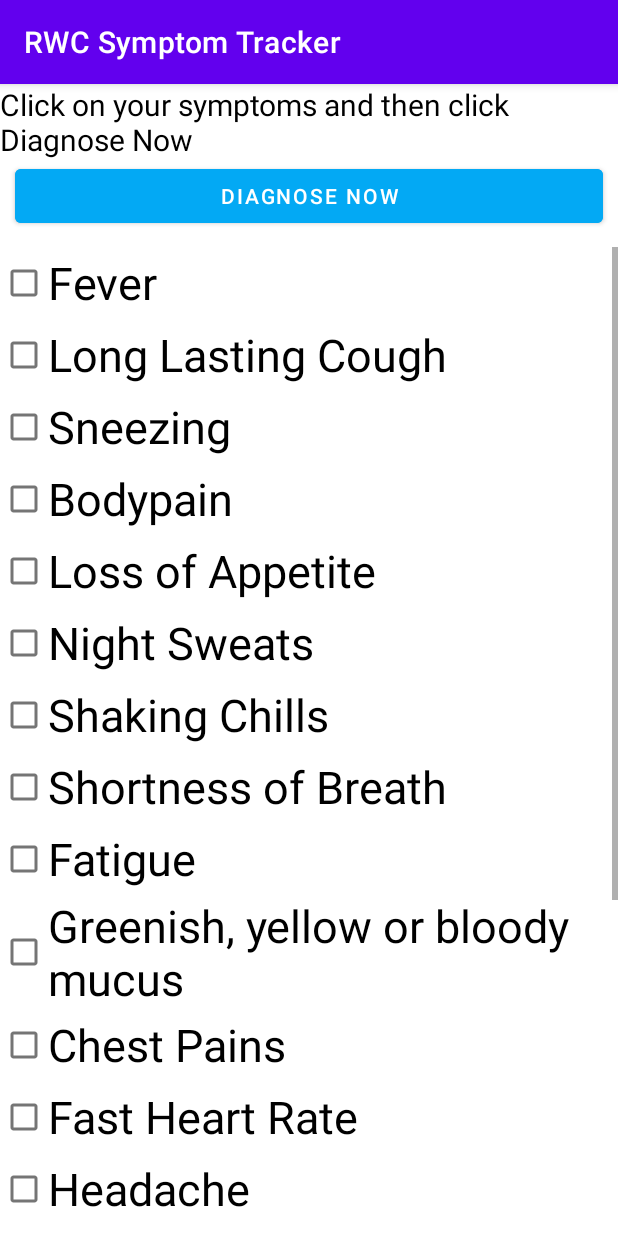
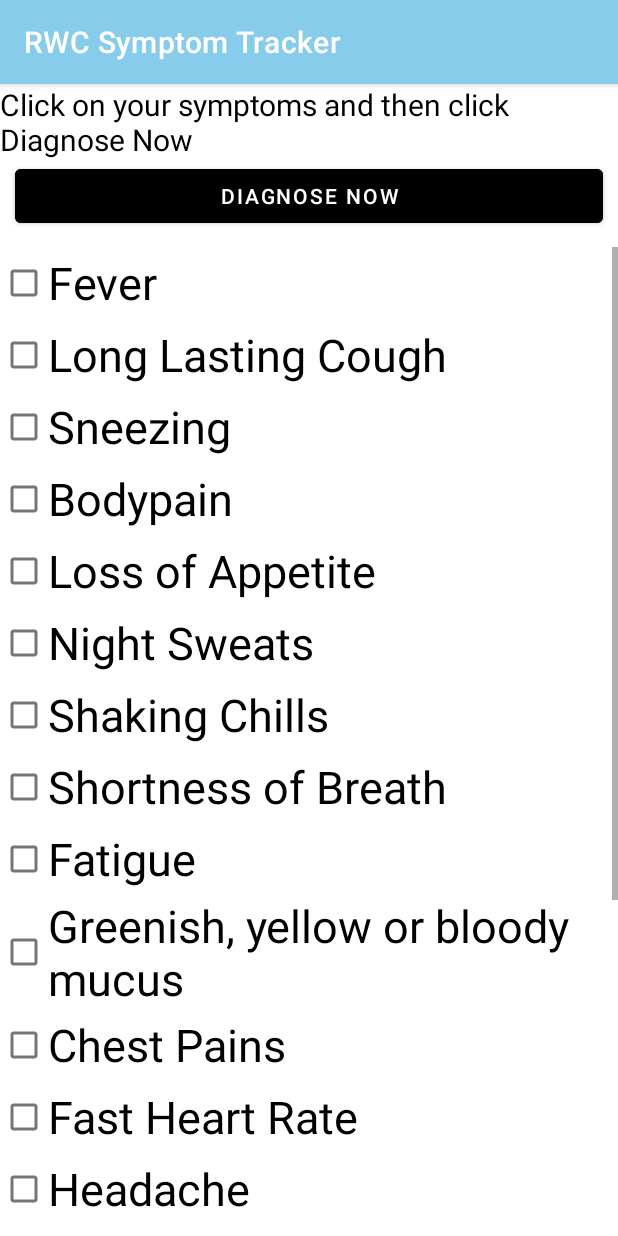
Before and after one commit to mrinkaul/healthcareapp, an Android app: the SymptomsActivity screen opened directly, with no data from a screen before it, on a phone screen of 412 x 824 dp. Run offline under Robolectric (Android 15) with nearby library versions, the phone set to English and light mode, and no system bars.

Commit message:
fixed colors in colors.xml file hi oh em gee

```diff
--- a/app/src/main/res/layout/activity_main.xml
+++ b/app/src/main/res/layout/activity_main.xml
@@ -18,7 +18,7 @@
         android:layout_marginStart="90dp"
         android:layout_marginEnd="90dp"
         android:layout_marginBottom="111dp"
-        android:backgroundTint="#03A9F4"
+        android:backgroundTint="#a5c1cf"
         android:text="Check Symptoms"
         android:onClick="onClickButtonCheckSymptoms"
         app:layout_constraintBottom_toBottomOf="parent"
--- a/app/src/main/res/layout/fragment_symptoms.xml
+++ b/app/src/main/res/layout/fragment_symptoms.xml
@@ -34,7 +34,7 @@
             android:layout_marginStart="10dp"
             android:layout_marginEnd="10dp"
             android:layout_marginBottom="10dp"
-            android:backgroundTint="#03A9F4"
+            android:backgroundTint="#FF000000"
             android:onClick="onClickButtonDiagnose"
             android:text="Diagnose Now"
             app:layout_constraintBottom_toBottomOf="@+id/textView"
@@ -327,7 +327,7 @@
                 android:layout_marginStart="10dp"
                 android:layout_marginEnd="10dp"
                 android:layout_marginBottom="10dp"
-                android:backgroundTint="#03A9F4"
+                android:backgroundTint="#FF000000"
                 android:onClick="onClickButtonDiagnose"
                 android:text="Diagnose Now"
                 app:layout_constraintBottom_toBottomOf="@+id/scrollView6"
--- a/app/src/main/res/values/colors.xml
+++ b/app/src/main/res/values/colors.xml
@@ -1,8 +1,8 @@
 <?xml version="1.0" encoding="utf-8"?>
 <resources>
-    <color name="purple_200">#FFBB86FC</color>
-    <color name="purple_500">#FF6200EE</color>
-    <color name="purple_700">#FF3700B3</color>
+    <color name="purple_200">#a5c1cf</color>
+    <color name="purple_500">#88ccec</color>
+    <color name="purple_700">#7ebfde</color>
     <color name="teal_200">#FF03DAC5</color>
     <color name="teal_700">#FF018786</color>
     <color name="black">#FF000000</color>
```
